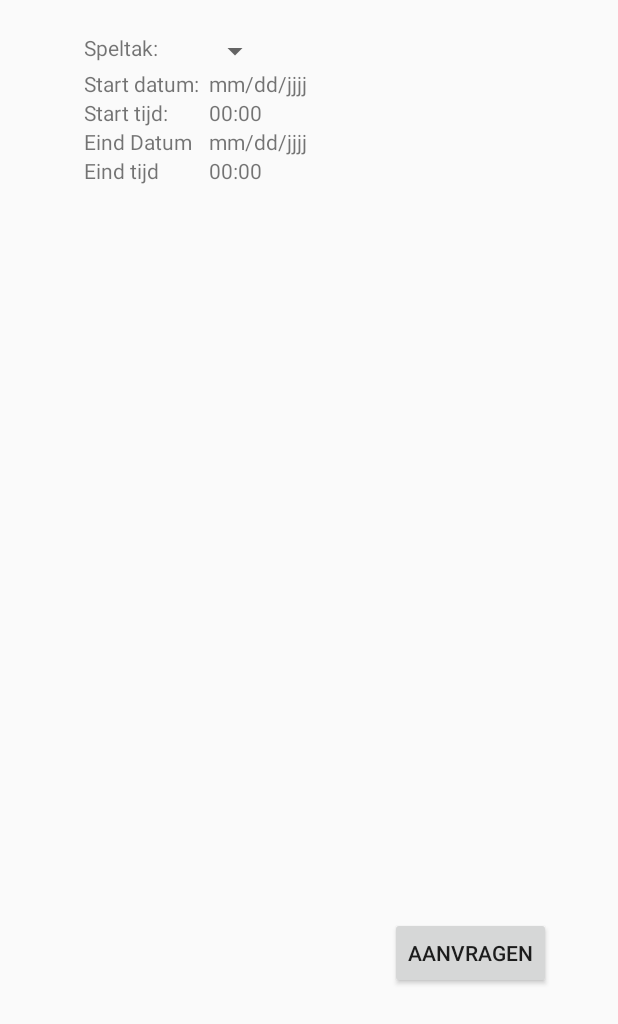
After one commit to Jelmuis/Dutmella-App, an Android app: the layout activity_stookvergunning.xml on its own in the app's theme, with its tools: preview values and no code run, on a phone screen of 412 x 824 dp. The commit adds this screen. Shown: the top 1024 px of the screen. Run offline under Robolectric (Android 15) with nearby library versions, the phone set to English and light mode, and no system bars.

Commit message:
Added View sVerg
Added the view aanvragen stookvergunning

```diff
--- a/app/src/main/AndroidManifest.xml
+++ b/app/src/main/AndroidManifest.xml
@@ -9,7 +9,9 @@
         android:roundIcon="@mipmap/ic_launcher_round"
         android:supportsRtl="true"
         android:theme="@style/AppTheme">
-        <activity android:name=".ProductActivity"></activity>
+        <activity android:name=".Stookvergunning"></activity>
+        <activity android:name=".Model.Stookvergunning" />
+        <activity android:name=".ProductActivity" />
         <activity
             android:name=".MainMenuActivity"
             android:label="@string/title_activity_main_menu"
--- /dev/null
+++ b/app/src/main/res/layout/activity_stookvergunning.xml
@@ -0,0 +1,124 @@
+<?xml version="1.0" encoding="utf-8"?>
+<android.support.constraint.ConstraintLayout xmlns:android="http://schemas.android.com/apk/res/android"
+    xmlns:app="http://schemas.android.com/apk/res-auto"
+    xmlns:tools="http://schemas.android.com/tools"
+    android:layout_width="match_parent"
+    android:layout_height="match_parent"
+    android:layout_gravity="center"
+    tools:context=".MainActivity">
+
+    <GridLayout
+        android:id="@+id/grid1"
+        android:layout_width="wrap_content"
+        android:layout_height="wrap_content"
+        android:layout_marginStart="8dp"
+        android:layout_marginTop="8dp"
+        android:layout_marginEnd="8dp"
+        android:layout_marginBottom="8dp"
+        android:padding="5px"
+        app:layout_constraintBottom_toBottomOf="parent"
+        app:layout_constraintEnd_toEndOf="parent"
+        app:layout_constraintHorizontal_bias="0.186"
+        app:layout_constraintStart_toStartOf="parent"
+        app:layout_constraintTop_toTopOf="parent"
+        app:layout_constraintVertical_bias="0.015">
+
+        <TextView
+            android:id="@+id/textSpel"
+            android:layout_width="wrap_content"
+            android:layout_height="wrap_content"
+            android:text="@string/speltak" />
+
+        <TextView
+            android:id="@+id/textbDat"
+            android:layout_width="wrap_content"
+            android:layout_height="wrap_content"
+            android:layout_row="1"
+            android:layout_column="0"
+            android:text="@string/start_datum" />
+
+        <TextView
+            android:id="@+id/textsTijd"
+            android:layout_width="wrap_content"
+            android:layout_height="wrap_content"
+            android:layout_row="2"
+            android:layout_column="0"
+            android:text="@string/start_tijd" />
+
+        <TextView
+            android:id="@+id/texteDat"
+            android:layout_width="wrap_content"
+            android:layout_height="wrap_content"
+            android:layout_row="3"
+            android:layout_column="0"
+            android:text="Eind Datum" />
+
+        <TextView
+            android:id="@+id/texteTijd"
+            android:layout_width="wrap_content"
+            android:layout_height="wrap_content"
+            android:layout_row="4"
+            android:layout_column="0"
+            android:text="Eind tijd" />
+
+        <Spinner
+            android:id="@+id/spinnerSpel"
+            android:layout_width="match_parent"
+            android:layout_height="wrap_content"
+            android:layout_row="0"
+            android:layout_column="1" />
+
+        <TextView
+            android:id="@+id/editsDat"
+            android:layout_width="wrap_content"
+            android:layout_height="wrap_content"
+            android:layout_row="1"
+            android:layout_column="1"
+            android:paddingLeft="10px"
+            android:text="mm/dd/jjjj" />
+
+        <TextView
+            android:id="@+id/editsTijd"
+            android:layout_width="wrap_content"
+            android:layout_height="wrap_content"
+            android:layout_row="2"
+            android:layout_column="1"
+            android:paddingLeft="10px"
+            android:text="00:00" />
+
+        <TextView
+            android:id="@+id/editeDat"
+            android:layout_width="wrap_content"
+            android:layout_height="wrap_content"
+            android:layout_row="3"
+            android:layout_column="1"
+            android:paddingLeft="10px"
+            android:text="mm/dd/jjjj" />
+
+        <TextView
+            android:id="@+id/editeTijd"
+            android:layout_width="wrap_content"
+            android:layout_height="wrap_content"
+            android:layout_row="4"
+            android:layout_column="1"
+            android:paddingLeft="10px"
+            android:text="00:00" />
+
+    </GridLayout>
+    <Button
+        android:id="@+id/sendVraag"
+        android:layout_width="wrap_content"
+        android:layout_height="wrap_content"
+        android:layout_marginStart="8dp"
+        android:layout_marginTop="8dp"
+        android:layout_marginEnd="8dp"
+        android:layout_marginBottom="8dp"
+        android:text="Aanvragen"
+        app:layout_constraintBottom_toBottomOf="parent"
+        app:layout_constraintEnd_toEndOf="parent"
+        app:layout_constraintHorizontal_bias="0.872"
+        app:layout_constraintStart_toStartOf="parent"
+        app:layout_constraintTop_toTopOf="parent"
+        app:layout_constraintVertical_bias="0.794" />
+
+</android.support.constraint.ConstraintLayout>
```
Also changed, not shown: app/src/main/java/com/example/dutmella/DatePickerFragment.java (added, +25 -0 lines), app/src/main/java/com/example/dutmella/Stookvergunning.java (added, +126 -0 lines), app/src/main/java/com/example/dutmella/TimePickerFragment.java (added, +24 -0 lines), app/src/main/res/values/strings.xml (+19 -0 lines).
